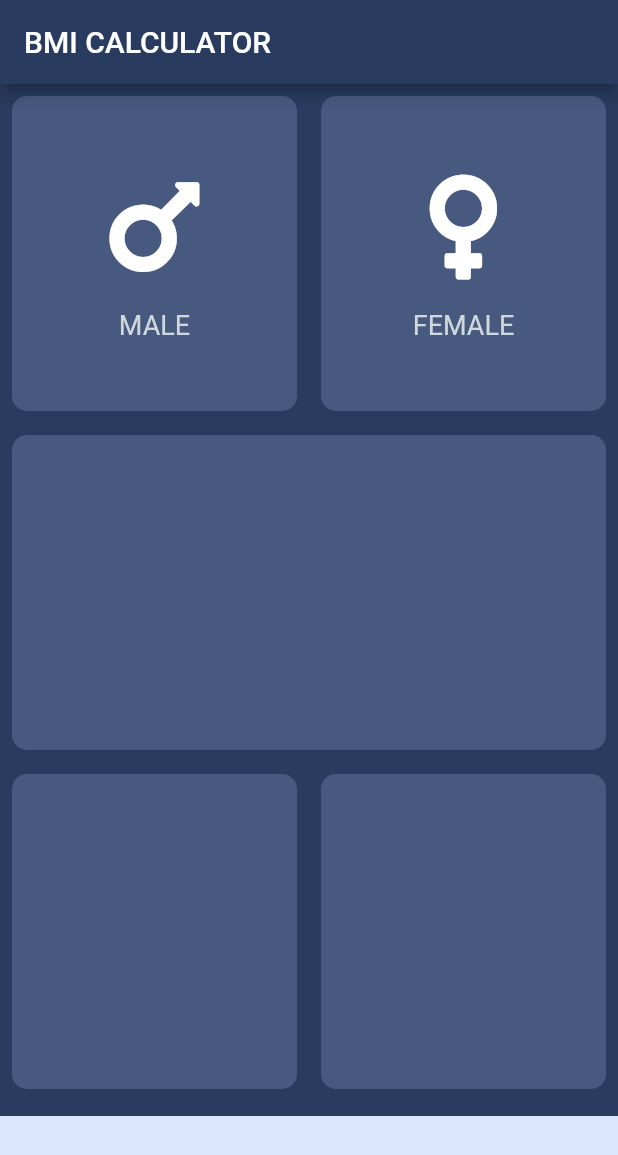
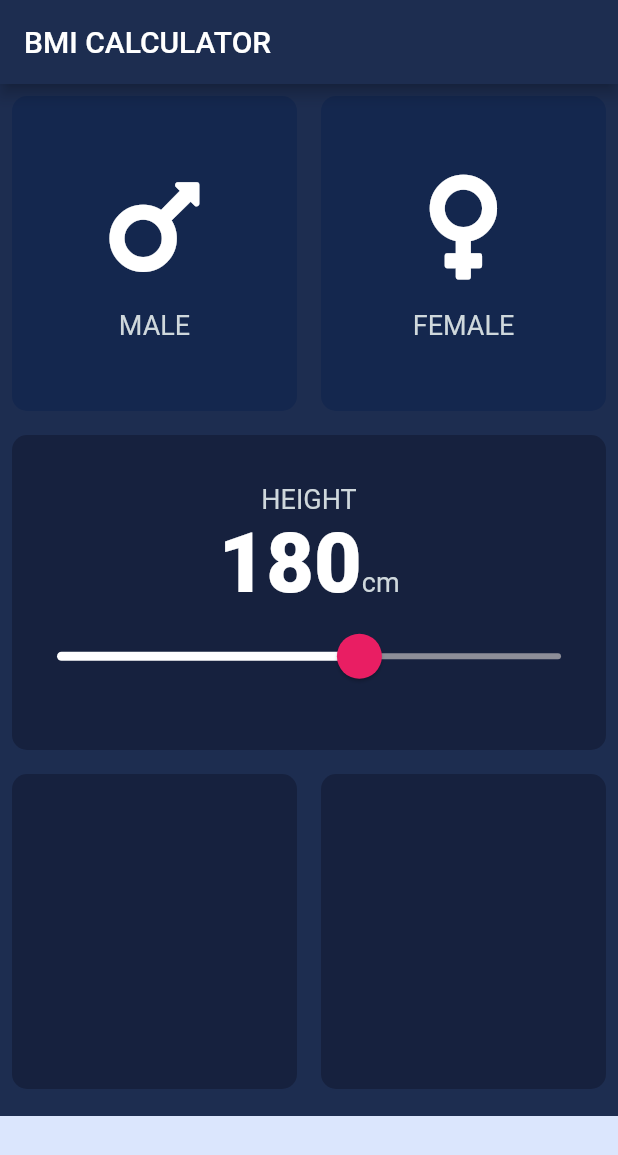
Before and after one commit to FatemeFeraghi/bmi-calculator, a Flutter app: the screen it shows after launch, on a phone screen of 412 x 824 dp. Shown: the top 1155 px of the screen. Run offline on Flutter 3.47's test engine with Material 2 defaults, Android fonts, the phone set to English and light mode, and no system bars; our stand-ins replace font_awesome_flutter.

Commit message:
Create AppIcon and Slider.

```diff
--- /dev/null
+++ b/lib/constants.dart
@@ -0,0 +1,13 @@
+import 'package:flutter/material.dart';
+
+const kBottomHeight = 80.0;
+const kCardColor = Color(0xFF16213E);
+const kInactiveCardColor = Color(0xFF14274E);
+const kBottomContainerColor = Color(0xFFDBE6FD);
+
+const kLabelTextStyle = TextStyle(fontSize: 18, color: Color(0xFFCFD8DC));
+
+const kNumTextStyle = TextStyle(
+  fontSize: 55,
+  fontWeight: FontWeight.w900,
+);
--- /dev/null
+++ b/lib/icon_content.dart
@@ -0,0 +1,29 @@
+import 'package:flutter/material.dart';
+import 'constants.dart';
+
+class IconContent extends StatelessWidget {
+  IconContent({required this.icon, required this.label});
+
+  final IconData icon;
+  final String label;
+
+  @override
+  Widget build(BuildContext context) {
+    return Column(
+      mainAxisAlignment: MainAxisAlignment.center,
+      children: [
+        Icon(
+          icon,
+          size: 80,
+        ),
+        SizedBox(
+          height: 15,
+        ),
+        Text(
+          label,
+          style: kLabelTextStyle,
+        ),
+      ],
+    );
+  }
+}
--- a/lib/input_page.dart
+++ b/lib/input_page.dart
@@ -1,9 +1,13 @@
 import 'package:flutter/material.dart';
 import 'package:font_awesome_flutter/font_awesome_flutter.dart';
+import 'icon_content.dart';
+import 'reusable_card.dart';
+import 'constants.dart';
 
-const bottomHeight = 80.0;
-const cardColor = Color(0xFF47597E);
-const bottomContainerColor = Color(0xFFDBE6FD);
+enum Gender {
+  male,
+  female,
+}
 
 class InputPage extends StatefulWidget {
   @override
@@ -11,6 +15,9 @@ class InputPage extends StatefulWidget {
 }
 
 class _InpuPageState extends State<InputPage> {
+  Gender? selectedGender;
+  int height = 180;
+
   @override
   Widget build(BuildContext context) {
     return Scaffold(
@@ -18,13 +25,23 @@ class _InpuPageState extends State<InputPage> {
         title: Text('BMI CALCULATOR'),
       ),
       body: Column(
+        //It will stretch all of its children to take the full
+        // width of the column no matter the size of the child
+        crossAxisAlignment: CrossAxisAlignment.stretch,
         children: [
           Expanded(
               child: Row(
             children: [
               Expanded(
                 child: ReusableCard(
-                  colour: cardColor,
+                  onPress: () {
+                    setState(() {
+                      selectedGender = Gender.male;
+                    });
+                  },
+                  colour: selectedGender == Gender.male
+                      ? kCardColor
+                      : kInactiveCardColor,
                   cardChild: IconContent(
                     icon: FontAwesomeIcons.mars,
                     label: 'MALE',
@@ -33,7 +50,14 @@ class _InpuPageState extends State<InputPage> {
               ),
               Expanded(
                   child: ReusableCard(
-                colour: cardColor,
+                onPress: () {
+                  setState(() {
+                    selectedGender = Gender.female;
+                  });
+                },
+                colour: selectedGender == Gender.female
+                    ? kCardColor
+                    : kInactiveCardColor,
                 cardChild: IconContent(
                   icon: FontAwesomeIcons.venus,
                   label: 'FEMALE',
@@ -43,76 +67,79 @@ class _InpuPageState extends State<InputPage> {
           )),
           Expanded(
               child: ReusableCard(
-            colour: cardColor,
+            colour: kCardColor,
+            cardChild: Column(
+              //Bring every element in the center of column(HEIGHT)
+              mainAxisAlignment: MainAxisAlignment.center,
+              children: [
+                Text(
+                  'HEIGHT',
+                  style: kLabelTextStyle,
+                ),
+                Row(
+                  //Bring every element in the center of row(180 cm)
+                  mainAxisAlignment: MainAxisAlignment.center,
+
+                  //To give a common base line to both children in the row
+                  crossAxisAlignment: CrossAxisAlignment.baseline,
+                  textBaseline: TextBaseline.alphabetic,
+                  children: [
+                    Text(
+                      height.toString(),
+                      style: kNumTextStyle,
+                    ),
+                    Text(
+                      'cm',
+                      style: kLabelTextStyle,
+                    ),
+                  ],
+                ),
+                SliderTheme(
+                  //Make a copy of the current context in the class
+                  //So, now we have a copy of current context
+                  data: SliderTheme.of(context).copyWith(
+                    inactiveTrackColor: Color(0xFF8D8E98),
+                    activeTrackColor: Colors.white,
+                    thumbColor: Color(0xFFE91E63),
+                    overlayColor: Color(0x29E91E63),
+                    thumbShape: RoundSliderThumbShape(enabledThumbRadius: 15),
+                    overlayShape: RoundSliderOverlayShape(overlayRadius: 30),
+                  ),
+                  child: Slider(
+                      value: height.toDouble(),
+                      min: 120,
+                      max: 220,
+                      onChanged: (double newValue) {
+                        setState(() {
+                          height = newValue.round();
+                        });
+                      }),
+                ),
+              ],
+            ),
           )),
           Expanded(
               child: Row(
             children: [
               Expanded(
                 child: ReusableCard(
-                  colour: cardColor,
+                  colour: kCardColor,
                 ),
               ),
               Expanded(
                   child: ReusableCard(
-                colour: cardColor,
+                colour: kCardColor,
               )),
             ],
           )),
           Container(
-            color: bottomContainerColor,
+            color: kBottomContainerColor,
             margin: EdgeInsets.only(top: 10),
             width: double.infinity,
-            height: bottomHeight,
+            height: kBottomHeight,
           ),
         ],
       ),
     );
   }
 }
-
-class IconContent extends StatelessWidget {
-  IconContent({required this.icon, required this.label});
-
-  final IconData icon;
-  final String label;
-
-  @override
-  Widget build(BuildContext context) {
-    return Column(
-      mainAxisAlignment: MainAxisAlignment.center,
-      children: [
-        Icon(
-          icon,
-          size: 80,
-        ),
-        SizedBox(
-          height: 15,
-        ),
-        Text(
-          label,
-          style: TextStyle(fontSize: 18, color: Color(0xFFCFD8DC)),
-        ),
-      ],
-    );
-  }
-}
-
-class ReusableCard extends StatelessWidget {
-  ReusableCard({required this.colour, this.cardChild});
-
-  final Color colour;
-  final Widget? cardChild;
-
-  @override
-  Widget build(BuildContext context) {
-    return Container(
-      child: cardChild,
-      margin: EdgeInsets.all(8),
-      decoration: BoxDecoration(
-        color: colour,
-        borderRadius: BorderRadius.circular(10),
-      ),
-    );
-  }
-}
--- a/lib/main.dart
+++ b/lib/main.dart
@@ -8,8 +8,8 @@ class BMIApp extends StatelessWidget {
   Widget build(BuildContext context) {
     return MaterialApp(
       theme: ThemeData.dark().copyWith(
-        primaryColor: Color(0xFF293B5F),
-        scaffoldBackgroundColor: Color(0xFF293B5F),
+        primaryColor: Color(0xFF1D2D50),
+        scaffoldBackgroundColor: Color(0xFF1D2D50),
       ),
       home: InputPage(),
     );
--- /dev/null
+++ b/lib/reusable_card.dart
@@ -0,0 +1,24 @@
+import 'package:flutter/material.dart';
+
+class ReusableCard extends StatelessWidget {
+  ReusableCard({required this.colour, this.cardChild, this.onPress});
+
+  final Color colour;
+  final Widget? cardChild;
+  final VoidCallback? onPress;
+
+  @override
+  Widget build(BuildContext context) {
+    return GestureDetector(
+      onTap: onPress,
+      child: Container(
+        child: cardChild,
+        margin: EdgeInsets.all(8),
+        decoration: BoxDecoration(
+          color: colour,
+          borderRadius: BorderRadius.circular(10),
+        ),
+      ),
+    );
+  }
+}
```
Also changed, not shown: 37 other files.
